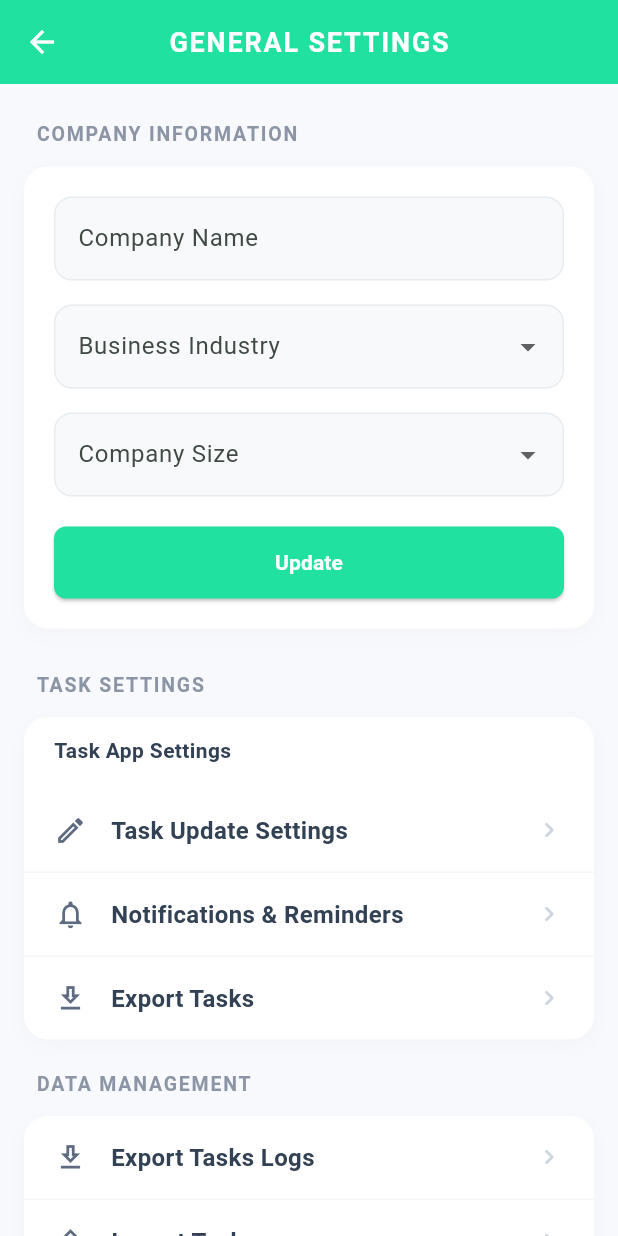
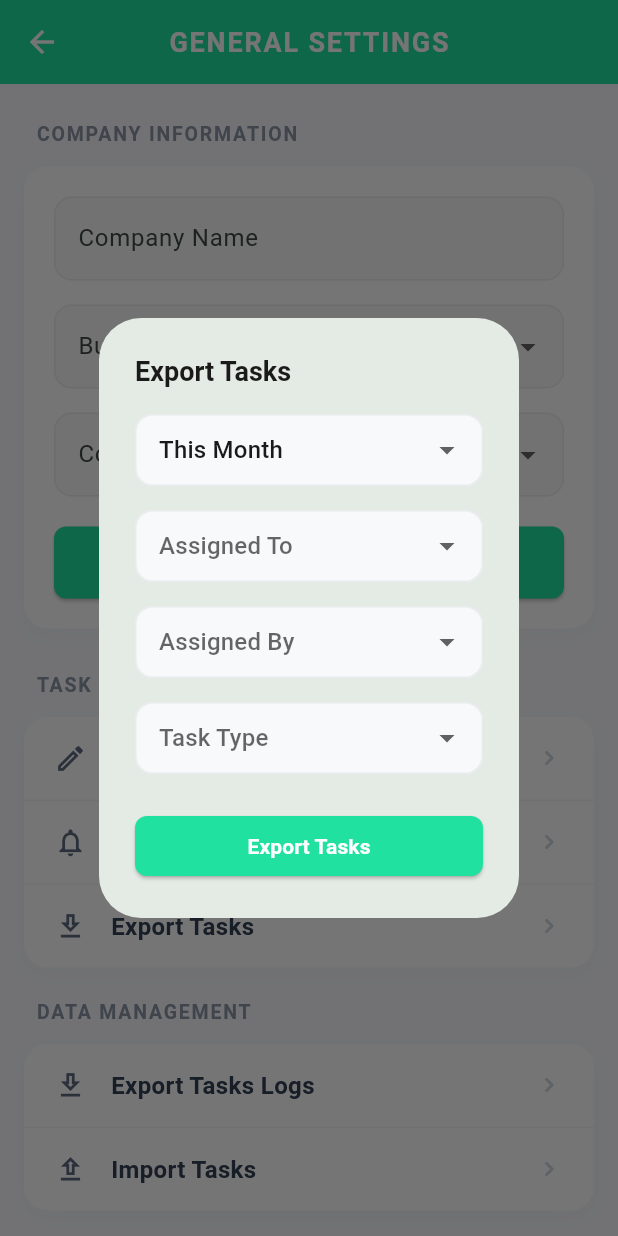
Before and after one commit to Sunilturkar2810/DT_pro_Two, a Flutter app: the GeneralSettingsScreen screen opened directly, after a tap on "Export Tasks", on a phone screen of 412 x 824 dp. Run offline on Flutter 3.47's test engine with Material 3 defaults, Android fonts, the phone set to English and light mode, and no system bars; our stand-ins replace audioplayers, dio, file_picker, fl_chart, flutter_local_notifications, hive and 5 more; missing offline and left inert: record; accounts and stored records are empty.

Commit message:
feat: remove Task App Settings heading and add Export Tasks dialog with filters

```diff
--- a/frontend/lib/screen/settings/general_settings_screen.dart
+++ b/frontend/lib/screen/settings/general_settings_screen.dart
@@ -15,6 +15,12 @@ class _GeneralSettingsScreenState extends State<GeneralSettingsScreen> {
   bool _remarksEnabled = true;
   bool _attachmentsEnabled = false;
   bool _imagesEnabled = false;
+
+  // Export Tasks Dialog
+  String _exportDateRange = 'This Month';
+  String? _exportAssignedTo;
+  String? _exportAssignedBy;
+  String? _exportTaskType;
 
   final List<String> _industries = [
     'Technology',
@@ -204,21 +210,6 @@ class _GeneralSettingsScreenState extends State<GeneralSettingsScreen> {
                 ),
                 child: Column(
                   children: [
-                    Padding(
-                      padding: const EdgeInsets.symmetric(horizontal: 20, vertical: 12),
-                      child: Align(
-                        alignment: Alignment.centerLeft,
-                        child: Text(
-                          'Task App Settings',
-                          style: const TextStyle(
-                            fontSize: 14,
-                            fontWeight: FontWeight.w600,
-                            color: Color(0xFF334155),
-                          ),
-                        ),
-                      ),
-                    ),
-                    const SizedBox(height: 4),
                     _buildSettingsTile('Task Update Settings', Icons.edit_outlined, () {
                       _showTaskUpdateSettingsDialog(context);
                     }),
@@ -230,7 +221,9 @@ class _GeneralSettingsScreenState extends State<GeneralSettingsScreen> {
                         ),
                       );
                     }),
-                    _buildSettingsTile('Export Tasks', Icons.download_outlined, () {}, isLast: true),
+                    _buildSettingsTile('Export Tasks', Icons.download_outlined, () {
+                      _showExportTasksDialog(context);
+                    }, isLast: true),
                   ],
                 ),
               ),
@@ -540,6 +533,126 @@ class _GeneralSettingsScreenState extends State<GeneralSettingsScreen> {
     );
   }
 
+  void _showExportTasksDialog(BuildContext context) {
+    showDialog(
+      context: context,
+      builder: (context) => StatefulBuilder(
+        builder: (context, setDialogState) => AlertDialog(
+          title: const Text('Export Tasks', style: TextStyle(fontSize: 18, fontWeight: FontWeight.bold)),
+          content: SingleChildScrollView(
+            child: Column(
+              mainAxisSize: MainAxisSize.min,
+              children: [
+                // Date Range Dropdown
+                DropdownButtonFormField<String>(
+                  value: _exportDateRange,
+                  decoration: InputDecoration(
+                    contentPadding: const EdgeInsets.symmetric(horizontal: 12, vertical: 8),
+                    border: OutlineInputBorder(borderRadius: BorderRadius.circular(8)),
+                    focusedBorder: OutlineInputBorder(
+                      borderRadius: BorderRadius.circular(8),
+                      borderSide: const BorderSide(color: Color(0xFF20E19F), width: 2),
+                    ),
+                  ),
+                  items: ['This Month', 'Last Month', 'Last 3 Months', 'Last 6 Months', 'This Year', 'All Time'].map((date) {
+                    return DropdownMenuItem(value: date, child: Text(date));
+                  }).toList(),
+                  onChanged: (value) {
+                    setDialogState(() => _exportDateRange = value ?? 'This Month');
+                  },
+                ),
+                const SizedBox(height: 16),
+
+                // Assigned To Dropdown
+                DropdownButtonFormField<String>(
+                  value: _exportAssignedTo,
+                  hint: const Text('Assigned To'),
+                  decoration: InputDecoration(
+                    contentPadding: const EdgeInsets.symmetric(horizontal: 12, vertical: 8),
+                    border: OutlineInputBorder(borderRadius: BorderRadius.circular(8)),
+                    focusedBorder: OutlineInputBorder(
+                      borderRadius: BorderRadius.circular(8),
+                      borderSide: const BorderSide(color: Color(0xFF20E19F), width: 2),
+                    ),
+                  ),
+                  items: ['All', 'John Doe', 'Jane Smith', 'Mike Johnson'].map((name) {
+                    return DropdownMenuItem(value: name, child: Text(name));
+                  }).toList(),
+                  onChanged: (value) {
+                    setDialogState(() => _exportAssignedTo = value);
+                  },
+                ),
+                const SizedBox(height: 16),
+
+                // Assigned By Dropdown
+                DropdownButtonFormField<String>(
+                  value: _exportAssignedBy,
+                  hint: const Text('Assigned By'),
+                  decoration: InputDecoration(
+                    contentPadding: const EdgeInsets.symmetric(horizontal: 12, vertical: 8),
+                    border: OutlineInputBorder(borderRadius: BorderRadius.circular(8)),
+                    focusedBorder: OutlineInputBorder(
+                      borderRadius: BorderRadius.circular(8),
+                      borderSide: const BorderSide(color: Color(0xFF20E19F), width: 2),
+                    ),
+                  ),
+                  items: ['All', 'Admin', 'Manager 1', 'Manager 2'].map((name) {
+                    return DropdownMenuItem(value: name, child: Text(name));
+                  }).toList(),
+                  onChanged: (value) {
+                    setDialogState(() => _exportAssignedBy = value);
+                  },
+                ),
+                const SizedBox(height: 16),
+
+                // Task Type Dropdown
+                DropdownButtonFormField<String>(
+                  value: _exportTaskType,
+                  hint: const Text('Task Type'),
+                  decoration: InputDecoration(
+                    contentPadding: const EdgeInsets.symmetric(horizontal: 12, vertical: 8),
+                    border: OutlineInputBorder(borderRadius: BorderRadius.circular(8)),
+                    focusedBorder: OutlineInputBorder(
+                      borderRadius: BorderRadius.circular(8),
+                      borderSide: const BorderSide(color: Color(0xFF20E19F), width: 2),
+                    ),
+                  ),
+                  items: ['All', 'General', 'Urgent', 'Regular', 'Follow-up'].map((type) {
+                    return DropdownMenuItem(value: type, child: Text(type));
+                  }).toList(),
+                  onChanged: (value) {
+                    setDialogState(() => _exportTaskType = value);
+                  },
+                ),
+              ],
+            ),
+          ),
+          actions: [
+            SizedBox(
+              width: double.infinity,
+              child: ElevatedButton(
+                onPressed: () {
+                  Navigator.pop(context);
+                  ScaffoldMessenger.of(context).showSnackBar(
+                    const SnackBar(
+                      content: Text('Tasks exported successfully'),
+                      backgroundColor: Color(0xFF20E19F),
+                    ),
+                  );
+                },
+                style: ElevatedButton.styleFrom(
+                  backgroundColor: const Color(0xFF20E19F),
+                  shape: RoundedRectangleBorder(borderRadius: BorderRadius.circular(8)),
+                ),
+                child: const Text('Export Tasks', style: TextStyle(color: Colors.white, fontWeight: FontWeight.bold)),
+              ),
+            ),
+          ],
+        ),
+      ),
+    );
+  }
+
   @override
   void dispose() {
     _companyNameController.dispose();
```
